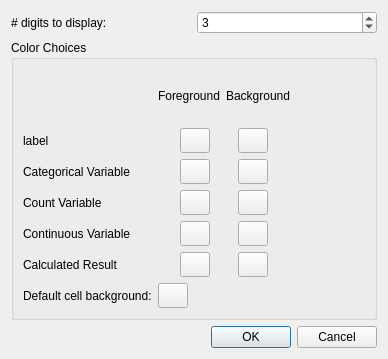
Before: the Qt Designer form preferences_dlg.ui in gdietz/OpenMEE, drawn with Qt 5.
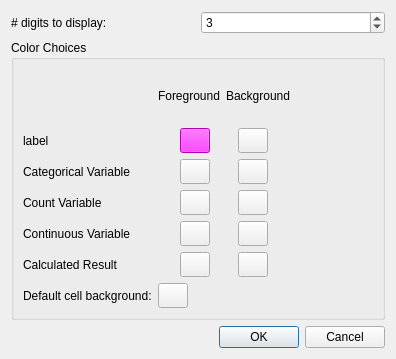
After: the same form once the commit is applied.

```diff
--- a/preferences_dlg.ui
+++ b/preferences_dlg.ui
@@ -6,7 +6,7 @@
    <rect>
     <x>0</x>
     <y>0</y>
-    <width>388</width>
+    <width>396</width>
     <height>359</height>
    </rect>
   </property>
@@ -133,6 +133,9 @@
               <height>25</height>
              </size>
             </property>
+            <property name="styleSheet">
+             <string notr="true">background-color: rgb(255, 0, 255);</string>
+            </property>
             <property name="text">
              <string/>
             </property>
```
